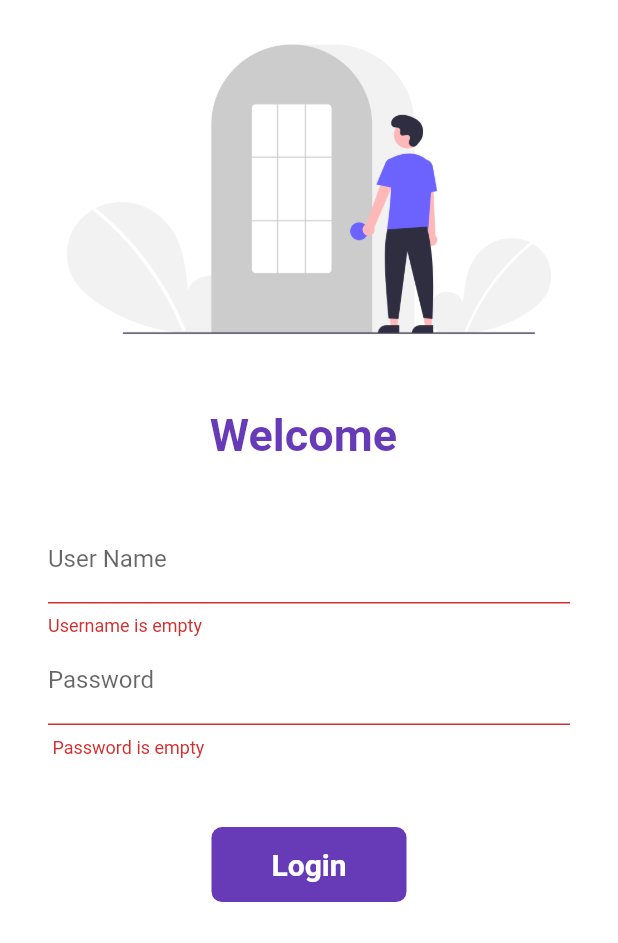
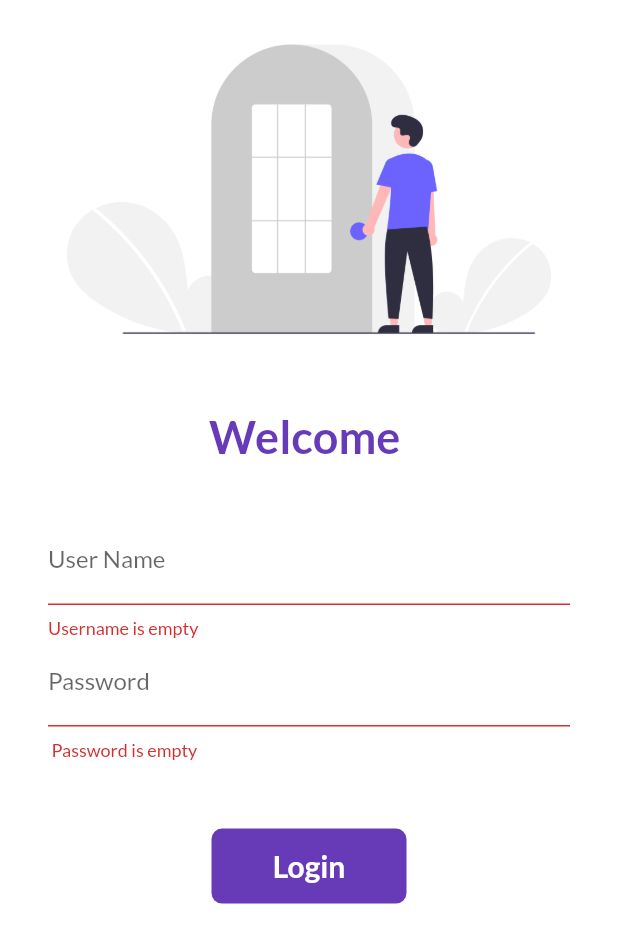
Before and after one commit to shakilab0/30DaysOfFlutter, a Flutter app: the LoginPage screen opened by its route, after a tap on "Login", on a phone screen of 412 x 824 dp. Shown: the top 943 px of the screen. Run offline on Flutter 3.47's test engine with Material 2 defaults, Android fonts, the phone set to English and light mode, and no system bars; our stand-ins replace google_fonts; network calls fail.

Commit message:
day7 completed

```diff
--- a/lib/pages/login_page.dart
+++ b/lib/pages/login_page.dart
@@ -16,6 +16,7 @@ class _LoginPageState extends State<LoginPage> {
 
   moveToHome(BuildContext context) async {
     if (_formKey.currentState!.validate()) {
+      // '!' why
       setState(() {
         changeButton = true;
       });
@@ -37,7 +38,7 @@ class _LoginPageState extends State<LoginPage> {
           child: Column(
             children: [
               Image.asset(
-                "images/login_page.png",
+                "assets/images/login_page.png",
                 fit: BoxFit.cover,
               ),
               SizedBox(
@@ -63,12 +64,9 @@ class _LoginPageState extends State<LoginPage> {
                           hintText: "Enter Name",
                           labelText: "User Name",
                         ),
-
-                        // validator: (value) =>
-                        //     value!.isEmpty ? "Username is empty" : null,
-
                         validator: (value) {
                           if (value!.isEmpty) {
+                            //  '!' why
                             return "Username is empty";
                           }
                           return null;
@@ -83,14 +81,9 @@ class _LoginPageState extends State<LoginPage> {
                         hintText: "Enter Password",
                         labelText: "Password",
                       ),
-
-                      // validator: (value) =>
-                      //     value!.isEmpty ? "Password is empty" : null,
-                      // validator: (value) =>
-                      //     value!.length < 6 ? "input 6 char.." : null,
-
                       validator: (value) {
                         if (value!.isEmpty) {
+                          //  '!' why
                           return " Password is empty";
                         } else if (value.length < 6) {
                           return " Password length should be 6";
--- /dev/null
+++ b/lib/widgets/themes.dart
@@ -0,0 +1,20 @@
+import 'package:flutter/material.dart';
+import 'package:google_fonts/google_fonts.dart';
+
+class MyTheme {
+  static ThemeData lightTheme(BuildContext context) => ThemeData(
+        primarySwatch: Colors.deepOrange,
+        fontFamily: GoogleFonts.lato().fontFamily,
+        appBarTheme: AppBarTheme(
+          color: Colors.white,
+          elevation: 0.0,
+          iconTheme: IconThemeData(color: Colors.black),
+          toolbarTextStyle: Theme.of(context).textTheme.bodyText2,
+          // titleTextStyle: Theme.of(context).textTheme.headline6,
+        ),
+      );
+
+  static ThemeData darkTheme(BuildContext context) => ThemeData(
+        brightness: Brightness.dark,
+      );
+}
--- a/pubspec.yaml
+++ b/pubspec.yaml
@@ -61,7 +61,7 @@ flutter:
 
   # To add assets to your application, add an assets section, like this:
   assets:
-   - images/
+    - assets/images/
   #   - images/a_dot_ham.jpeg
 
   # An image asset can refer to one or more resolution-specific "variants", see
```
Also changed, not shown: lib/main.dart (+4 -7 lines), lib/models/catalog.dart (added, +31 -0 lines), lib/pages/home_page.dart (+16 -10 lines), lib/widgets/item_widget.dart (added, +36 -0 lines), assets/images/login_page.png (renamed from images/login_page.png).
